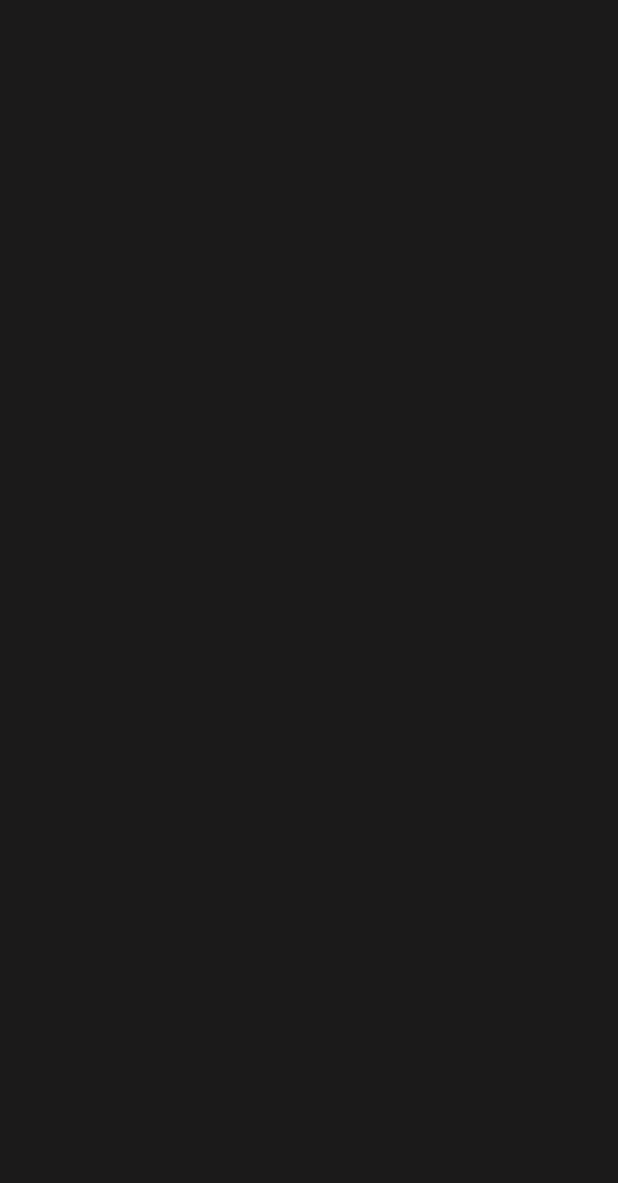
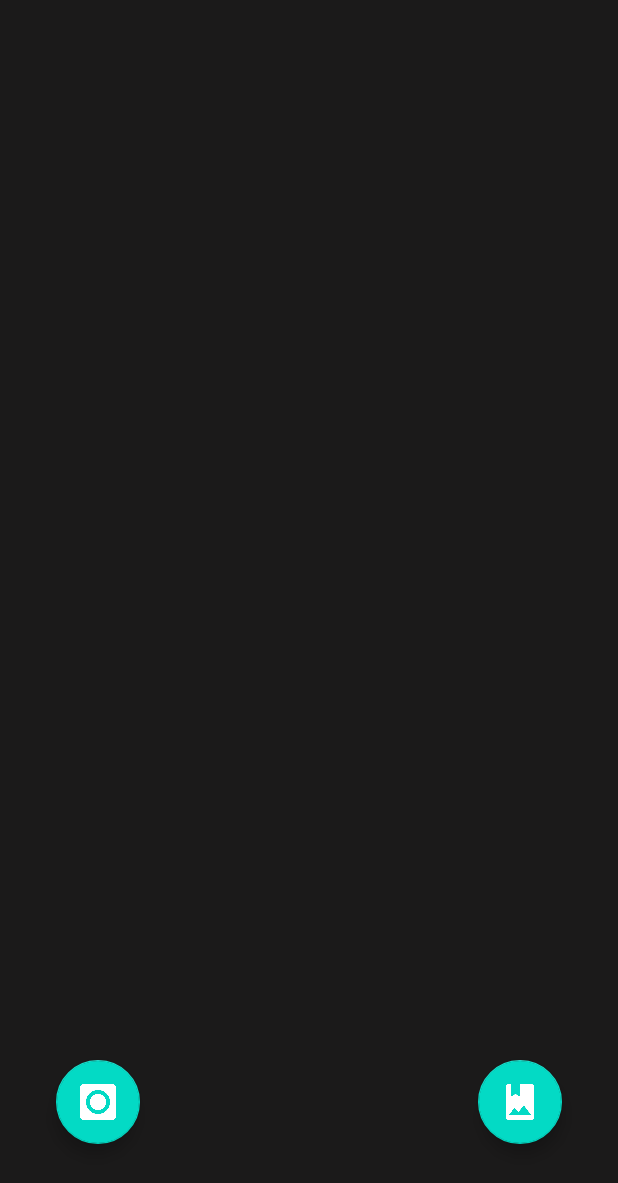
Before and after one commit to willpanderson/Auto-Learn, an Android app: the screen it shows after launch (MainActivity), on a phone screen of 412 x 824 dp. Before the commit the part shown is empty. Shown: the top 1183 px of the screen. Run offline under Robolectric (Android 15) with nearby library versions, the phone set to English and light mode, and no system bars.

```diff
--- a/AutoLearnApp/app/src/main/java/com/example/auto_learn_app/MainActivity.java
+++ b/AutoLearnApp/app/src/main/java/com/example/auto_learn_app/MainActivity.java
@@ -10,5 +10,6 @@ public class MainActivity extends AppCompatActivity {
     protected void onCreate(Bundle savedInstanceState) {
         super.onCreate(savedInstanceState);
         setContentView(R.layout.activity_main);
+
+        }
     }
-}
--- a/AutoLearnApp/app/src/main/res/layout/activity_main.xml
+++ b/AutoLearnApp/app/src/main/res/layout/activity_main.xml
@@ -5,4 +5,31 @@
     android:layout_width="match_parent"
     android:layout_height="match_parent"
     android:background="#1B1A1A"
-    tools:context=".MainActivity"/>
+    tools:context=".MainActivity">
+
+    <com.google.android.material.floatingactionbutton.FloatingActionButton
+        android:id="@+id/floatingActionButton"
+        android:layout_width="wrap_content"
+        android:layout_height="wrap_content"
+        android:clickable="true"
+        app:layout_constraintBottom_toBottomOf="parent"
+        app:layout_constraintEnd_toEndOf="parent"
+        app:layout_constraintHorizontal_bias="0.104"
+        app:layout_constraintStart_toStartOf="parent"
+        app:layout_constraintTop_toTopOf="parent"
+        app:layout_constraintVertical_bias="0.92"
+        app:srcCompat="@drawable/image" />
+
+    <com.google.android.material.floatingactionbutton.FloatingActionButton
+        android:id="@+id/floatingActionButton2"
+        android:layout_width="wrap_content"
+        android:layout_height="wrap_content"
+        android:clickable="true"
+        app:layout_constraintBottom_toBottomOf="parent"
+        app:layout_constraintEnd_toEndOf="parent"
+        app:layout_constraintHorizontal_bias="0.895"
+        app:layout_constraintStart_toStartOf="parent"
+        app:layout_constraintTop_toTopOf="parent"
+        app:layout_constraintVertical_bias="0.92"
+        app:srcCompat="@drawable/image__1_" />
+</androidx.constraintlayout.widget.ConstraintLayout>
```
Also changed, not shown: AutoLearnApp/app/src/main/AndroidManifest.xml (+1 -8 lines), AutoLearnApp/app/src/main/java/com/example/auto_learn_app/homepage_activity.java (deleted, +0 -17 lines), AutoLearnApp/app/src/main/res/layout/activity_homepage.xml (deleted, +0 -35 lines), 1 other file.
